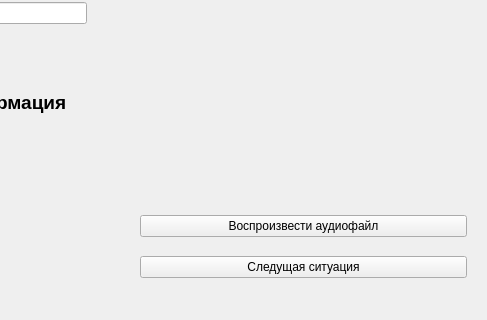
Old version of the form widget.ui in the repository HellingOut/TrainingApp; both pictures show x 793 to 1280 and y 400 to 720 of the 1280 by 720 pixel window.
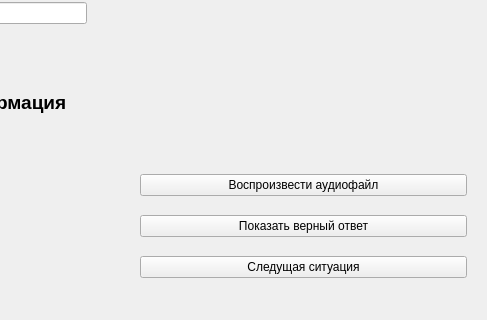
New version of the form. The open tabs and pages were chosen to show the change.

Commit message: Added button in practive

Patch:
```diff
--- a/widget.ui
+++ b/widget.ui
@@ -846,13 +846,6 @@
       <item row="13" column="2">
        <widget class="QLineEdit" name="phone_entry"/>
       </item>
-      <item row="13" column="6">
-       <widget class="QPushButton" name="play_audio">
-        <property name="text">
-         <string>Воспроизвести аудиофайл</string>
-        </property>
-       </widget>
-      </item>
       <item row="14" column="6">
        <widget class="QPushButton" name="next_situation">
         <property name="text">
@@ -860,6 +853,20 @@
         </property>
        </widget>
       </item>
+      <item row="12" column="6">
+       <widget class="QPushButton" name="play_audio">
+        <property name="text">
+         <string>Воспроизвести аудиофайл</string>
+        </property>
+       </widget>
+      </item>
+      <item row="13" column="6">
+       <widget class="QPushButton" name="pushButton">
+        <property name="text">
+         <string>Показать верный ответ</string>
+        </property>
+       </widget>
+      </item>
      </layout>
     </widget>
    </widget>
```
Left out of the diff: 2 changed lines with no effect on the pictures. The commit also changes 14 other files.
